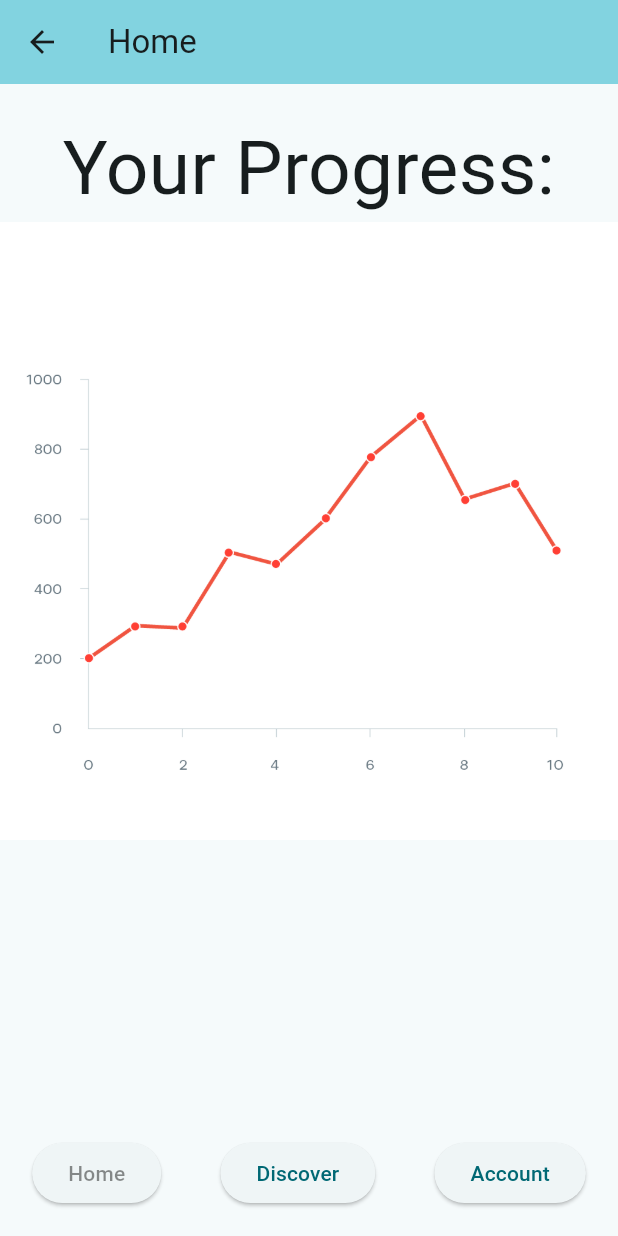
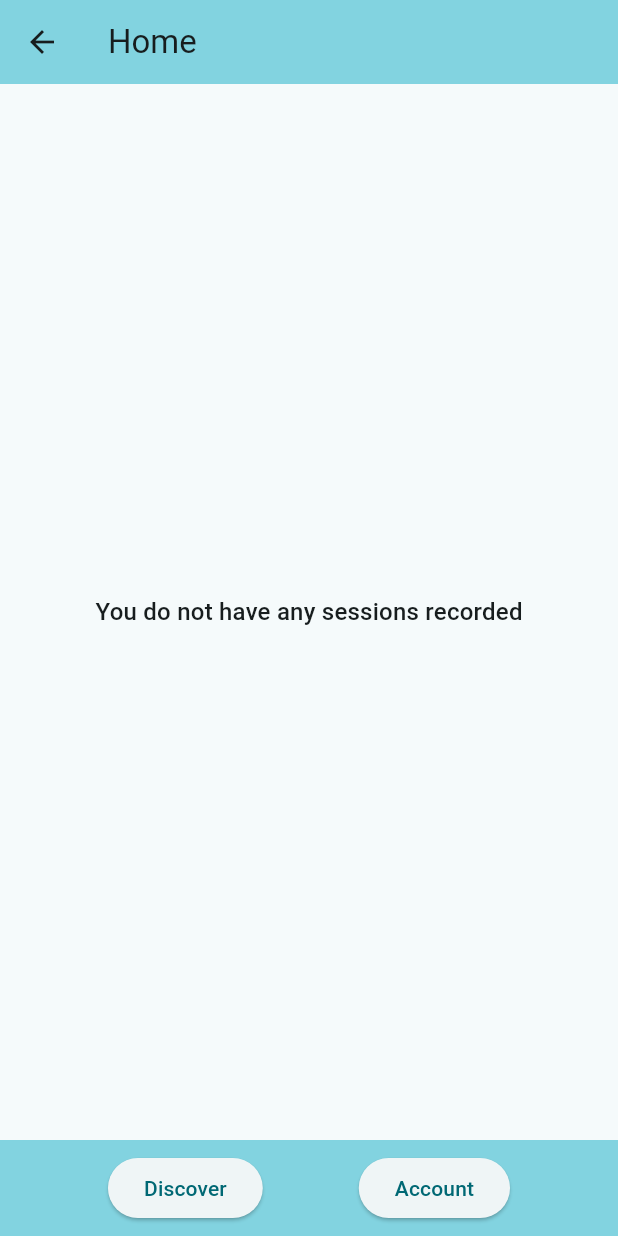
Before and after one commit to frxyoz/noteform, a Flutter app: the HomePage screen opened directly, on a phone screen of 412 x 824 dp. Run offline on Flutter 3.47's test engine with Material 2 defaults, Android fonts, the phone set to English and light mode, and no system bars; our stand-ins replace camera, firebase_auth, firebase_core, firebase_database, shared_preferences; accounts and stored records are empty.

Commit message:
oct 22 changes

```diff
--- a/lib/home_page.dart
+++ b/lib/home_page.dart
@@ -1,17 +1,168 @@
+import 'package:firebase_auth/firebase_auth.dart';
+import 'package:firebase_database/firebase_database.dart';
 import 'package:flutter/material.dart';
+import 'package:piano/discover_page.dart';
 import "account_page.dart";
 import "python_test.dart";
 import 'package:camera/camera.dart';
 
 
 class HomePage extends StatefulWidget {
-
-
   @override
   State<HomePage> createState() => _HomePageState();
 }
 
 class _HomePageState extends State<HomePage> {
+
+  void navigateToDiscoverPage(){
+    Navigator.push(
+      context,
+      MaterialPageRoute(builder: (context)=> DiscoverPage() )
+    );
+  }
+
+  void navigateToAccountPage(){
+    Navigator.push(
+        context,
+        MaterialPageRoute(builder: (context)=> AccountPage() )
+    );
+  }
+
+  Widget progressChart(){
+    return Container(
+      padding: const EdgeInsets.fromLTRB(0,0,0,180),
+      child: Column(
+
+          children:[Text("Your Progress:" ,style: TextStyle(fontSize: 50), textAlign: TextAlign.center),
+            Image.asset("assets/graph.png")
+
+          ]
+      ),
+    );
+  }
+
+  Widget navigationBar(){
+    return Container(
+      color: Theme.of(context).colorScheme.inversePrimary,
+      child: Padding(
+        padding: const EdgeInsets.all(8.0),
+        child: Row(
+          mainAxisAlignment: MainAxisAlignment.spaceEvenly,
+          children:
+          [
+            ElevatedButton(
+              onPressed: navigateToDiscoverPage,
+              child: const Text("Discover"),
+            ),
+            ElevatedButton(
+              onPressed: navigateToAccountPage,
+              child: const Text("Account"),
+            ),
+          ],
+        ),
+      ),
+    );
+  }
+
+
+  FutureBuilder progressFutureBuilder(){
+    String uid = FirebaseAuth.instance.currentUser!.uid;
+    String path = 'user_data/$uid/sessions';
+
+    return FutureBuilder(
+      future: FirebaseDatabase.instance.ref(path).get(),
+      builder: (context, snapshot){
+        if (snapshot.hasError){
+          return Expanded(
+            child: Center(
+              child: Text(
+                'No Sessions Recorded',
+                style: Theme.of(context).textTheme.titleLarge,
+              ),
+            )
+          );
+        }
+        else if (snapshot.hasData) {
+
+        }
+
+        // Waiting for the future
+        return const Center( child: CircularProgressIndicator());
+      },
+    );
+  }
+
+
+  Widget streamSessionListView(DataSnapshot snapshotData){
+    if (! snapshotData.exists){
+      return Center(child: Text(
+          'You do not have any sessions recorded',
+          style: Theme.of(context).textTheme.titleMedium,
+
+        )
+      );
+    }
+
+    print(snapshotData.value);
+    Map<dynamic, dynamic> mapData = snapshotData.value as Map<dynamic, dynamic>;
+    List<dynamic> dataKeys =  mapData.keys.toList();
+    dataKeys.sort();
+
+    return Padding(
+      padding: const EdgeInsets.all(8.0),
+      child: ListView.builder(
+        itemCount: dataKeys.length,
+        itemBuilder: (context, index){
+          int milliseconds = int.parse(dataKeys[index]);
+          String date = DateTime.fromMillisecondsSinceEpoch(milliseconds).toIso8601String();
+          return Card(
+            child: ListTile(
+              trailing: const Icon(Icons.chevron_right),
+              onTap: (){},
+              title: Text('$date'),
+            ),
+          );
+        }
+      ),
+    );
+
+    return Text("hello");
+  }
+
+  StreamBuilder sessionStreamBuilder(){
+    String uid = FirebaseAuth.instance.currentUser!.uid;
+    String refPath = "sessiondata/$uid";
+
+    return StreamBuilder(
+      stream: FirebaseDatabase.instance.ref(refPath).onValue,
+      builder: (context, streamSnapshot){
+        if (streamSnapshot.hasError){
+          return const Center(
+            child: Column(
+              mainAxisAlignment: MainAxisAlignment.center,
+              children: [
+                Icon(Icons.error_outline),
+                Text("An Error Has Occurred.")
+              ],
+            ),
+          );
+        }
+        else{
+          switch(streamSnapshot.connectionState){
+            case ConnectionState.waiting:
+              return const Center(child: CircularProgressIndicator());
+            case ConnectionState.active:
+              return streamSessionListView(streamSnapshot.data.snapshot);
+            case ConnectionState.none:
+              return const Center(child: CircularProgressIndicator());
+            case ConnectionState.done:
+              return const Center(child: CircularProgressIndicator());
+          }
+        }
+      }
+    );
+  }
+
 
   @override
   Widget build(BuildContext context) {
@@ -20,70 +171,11 @@ class _HomePageState extends State<HomePage> {
           backgroundColor: Theme.of(context).colorScheme.inversePrimary,
           title: const Text("Home"),
         ),
-        body: Container(
-            alignment: Alignment.bottomCenter,
-            child: Column(
-                mainAxisAlignment: MainAxisAlignment.end,
-                children: [
-                  Container(
-                    padding: const EdgeInsets.fromLTRB(0,0,0,180),
-                    child: Column(
-
-                        children:[Text("Your Progress:" ,style: TextStyle(fontSize: 50), textAlign: TextAlign.center),
-                          Image.asset("assets/graph.png")
-
-                        ]
-                    ),
-                  ),
-                  Row(
-                    mainAxisAlignment: MainAxisAlignment.spaceEvenly,
-                    crossAxisAlignment: CrossAxisAlignment.end,
-                    children:
-                    [
-                      Padding(
-                        padding: const EdgeInsets.all(18.0),
-                        child: ElevatedButton(
-                          child: const Text("Home"),
-                          style: ElevatedButton.styleFrom(
-                              foregroundColor: Colors.black45),
-                          onPressed: () {
-                            Navigator.push(
-                                context,
-                                MaterialPageRoute(builder: (context) => HomePage()
-                            ));
-                          },
-                        ),
-                      ),
-                      Padding(
-                        padding: const EdgeInsets.all(18.0),
-                        child: ElevatedButton(
-                          child: const Text("Discover"),
-                          onPressed: () {
-                            // Navigator.push(
-                            //     context,
-                            //     MaterialPageRoute(builder: (context) =>
-                            //         python_test()
-                            // );
-                          },
-                        ),
-                      ),
-                      Padding(
-                        padding: const EdgeInsets.all(18.0),
-                        child: ElevatedButton(
-                          child: const Text("Account"),
-                          onPressed: () {
-                            Navigator.push(
-                                context,
-                                MaterialPageRoute(builder: (context) =>
-                                    AccountPage())
-                            );
-                          },
-                        ),
-                      ),
-                    ],
-                  )
-                ]
-            )
+        body: Column(
+            children: [
+              Expanded(child: sessionStreamBuilder()),
+              navigationBar(),
+            ]
         ));
   }
 }
```
Also changed, not shown: lib/GlobalData.dart (added, +7 -0 lines), lib/discover_page.dart (added, +295 -0 lines), lib/login_page.dart (+11 -4 lines), lib/main.dart (+27 -15 lines), 4 other files.
